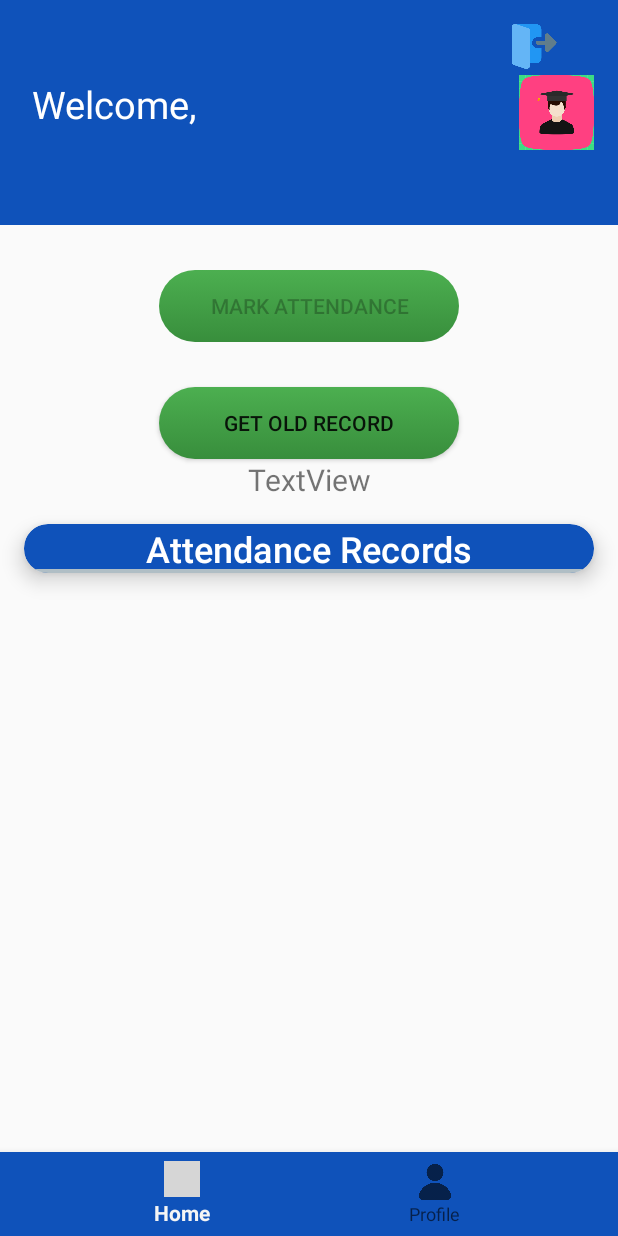
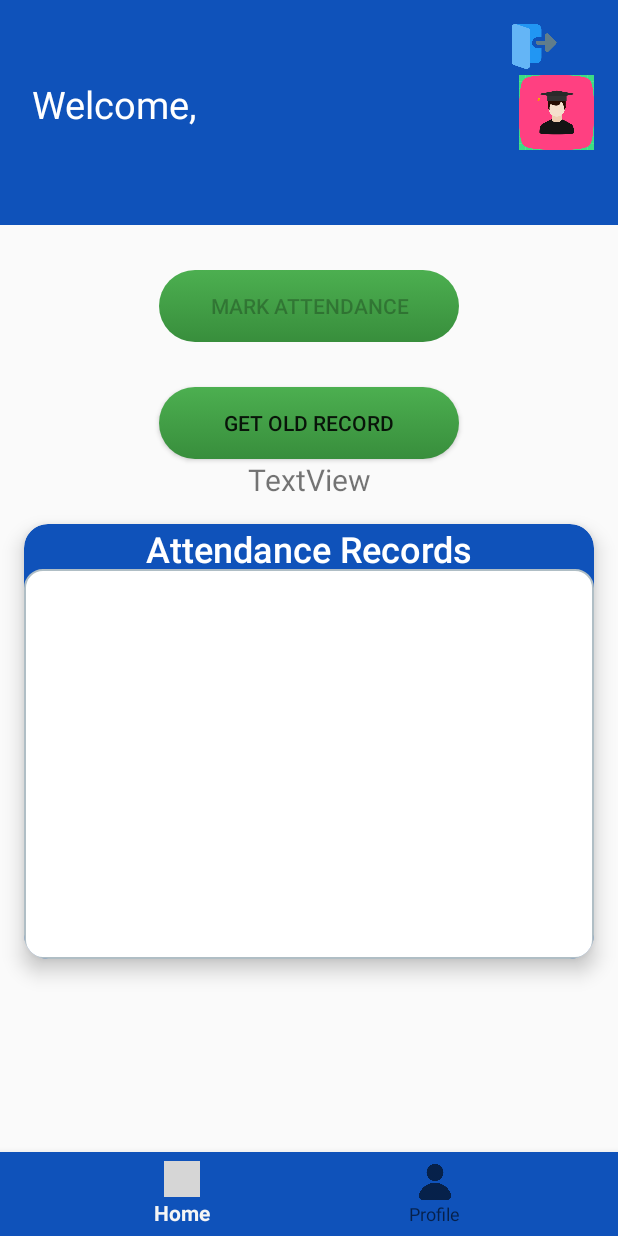
Before and after one commit to viralsangecha/CampusConnect, an Android app: the student_dashboard screen opened directly, with no data from a screen before it, on a phone screen of 412 x 824 dp. Run offline under Robolectric (Android 15) with nearby library versions, the phone set to English and light mode, and no system bars; our stand-ins replace Firebase (no records; nobody signed in at launch, a user with empty details on screens opened directly); grey boxes are pictures that could not be loaded.

Commit message:
listview height adjust

```diff
--- a/app/src/main/res/layout/activity_student_dashboard.xml
+++ b/app/src/main/res/layout/activity_student_dashboard.xml
@@ -92,7 +92,7 @@
 
         <androidx.cardview.widget.CardView
             android:layout_width="match_parent"
-            android:layout_height="wrap_content"
+            android:layout_height="290dp"
             app:cardCornerRadius="16dp"
             app:cardElevation="8dp"
             android:layout_margin="16dp"
```
